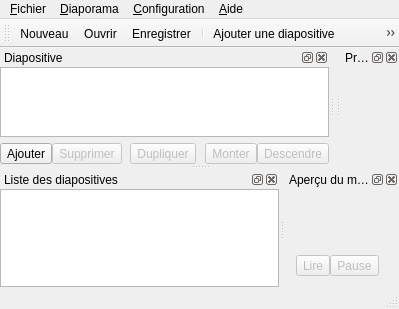
Above: shared/mainwindow.ui from cfi30/cfiSlides before the change. Below: the same form after it.
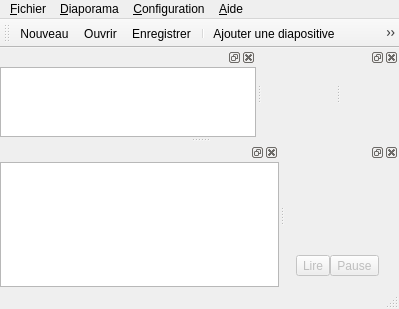
That is the form after the change. Icons and pictures are not drawn. Custom widgets are drawn as their Qt base class.

What changed in the file:
```diff
--- a/shared/mainwindow.ui
+++ b/shared/mainwindow.ui
@@ -122,9 +122,6 @@
   </widget>
   <widget class="QStatusBar" name="statusBar"/>
   <widget class="QDockWidget" name="propertiesDock">
-   <property name="windowTitle">
-    <string>Propriétés</string>
-   </property>
    <attribute name="dockWidgetArea">
     <number>2</number>
    </attribute>
@@ -153,9 +150,6 @@
    </widget>
   </widget>
   <widget class="QDockWidget" name="slideListDock">
-   <property name="windowTitle">
-    <string>Liste des diapositives</string>
-   </property>
    <attribute name="dockWidgetArea">
     <number>8</number>
    </attribute>
@@ -208,9 +202,6 @@
    </widget>
   </widget>
   <widget class="QDockWidget" name="mediaDock">
-   <property name="windowTitle">
-    <string>Aperçu du média</string>
-   </property>
    <attribute name="dockWidgetArea">
     <number>8</number>
    </attribute>
@@ -285,9 +276,6 @@
    </widget>
   </widget>
   <widget class="QDockWidget" name="slideDock">
-   <property name="windowTitle">
-    <string>Diapositive</string>
-   </property>
    <attribute name="dockWidgetArea">
     <number>1</number>
    </attribute>
@@ -332,141 +320,6 @@
        </column>
       </widget>
      </item>
-     <item>
-      <layout class="QHBoxLayout" name="horizontalLayout_2">
-       <property name="spacing">
-        <number>0</number>
-       </property>
-       <item>
-        <widget class="QToolButton" name="addElementButton">
-         <property name="toolTip">
-          <string>Ajouter un élément</string>
-         </property>
-         <property name="text">
-          <string>Ajouter</string>
-         </property>
-         <property name="icon">
-          <iconset theme="list-add">
-           <normaloff/>
-          </iconset>
-         </property>
-         <property name="shortcut">
-          <string>+</string>
-         </property>
-         <property name="popupMode">
-          <enum>QToolButton::InstantPopup</enum>
-         </property>
-        </widget>
-       </item>
-       <item>
-        <widget class="QToolButton" name="removeElementButton">
-         <property name="enabled">
-          <bool>false</bool>
-         </property>
-         <property name="toolTip">
-          <string>Supprimer cet élément</string>
-         </property>
-         <property name="text">
-          <string>Supprimer</string>
-         </property>
-         <property name="icon">
-          <iconset theme="list-remove">
-           <normaloff/>
-          </iconset>
-         </property>
-         <property name="shortcut">
-          <string>Del</string>
-         </property>
-        </widget>
-       </item>
-       <item>
-        <spacer name="horizontalSpacer">
-         <property name="orientation">
-          <enum>Qt::Horizontal</enum>
-         </property>
-         <property name="sizeHint" stdset="0">
-          <size>
-           <width>40</width>
-           <height>20</height>
-          </size>
-         </property>
-        </spacer>
-       </item>
-       <item>
-        <widget class="QToolButton" name="duplicateElementButton">
-         <property name="enabled">
-          <bool>false</bool>
-         </property>
-         <property name="text">
-          <string>Dupliquer</string>
-         </property>
-         <property name="icon">
-          <iconset theme="edit-copy">
-           <normaloff/>
-          </iconset>
-         </property>
-         <property name="shortcut">
-          <string>Ctrl+C, Ctrl+V</string>
-         </property>
-        </widget>
-       </item>
-       <item>
-        <spacer name="horizontalSpacer_2">
-         <property name="orientation">
-          <enum>Qt::Horizontal</enum>
-         </property>
-         <property name="sizeHint" stdset="0">
-          <size>
-           <width>40</width>
-           <height>20</height>
-          </size>
-         </property>
-        </spacer>
-       </item>
-       <item>
-        <widget class="QToolButton" name="moveElementUpButton">
-         <property name="enabled">
-          <bool>false</bool>
-         </property>
-         <property name="toolTip">
-          <string>Modifier la position de l'élément</string>
-         </property>
-         <property name="text">
-          <string>Monter</string>
-         </property>
-         <property name="icon">
-          <iconset theme="arrow-up">
-           <normaloff/>
-          </iconset>
-         </property>
-         <property name="shortcut">
-          <string>Shift+Up</string>
-         </property>
-        </widget>
-       </item>
-       <item>
-        <widget class="QToolButton" name="moveElementDownButton">
-         <property name="enabled">
-          <bool>false</bool>
-         </property>
-         <property name="toolTip">
-          <string>Modifier la position de l'élément</string>
-         </property>
-         <property name="text">
-          <string>Descendre</string>
-         </property>
-         <property name="icon">
-          <iconset theme="arrow-down">
-           <normaloff/>
-          </iconset>
-         </property>
-         <property name="shortcut">
-          <string>Shift+Down</string>
-         </property>
-        </widget>
-       </item>
-      </layout>
-     </item>
     </layout>
    </widget>
   </widget>
```
Left out of the diff: 300 changed lines with no effect on the pictures.
